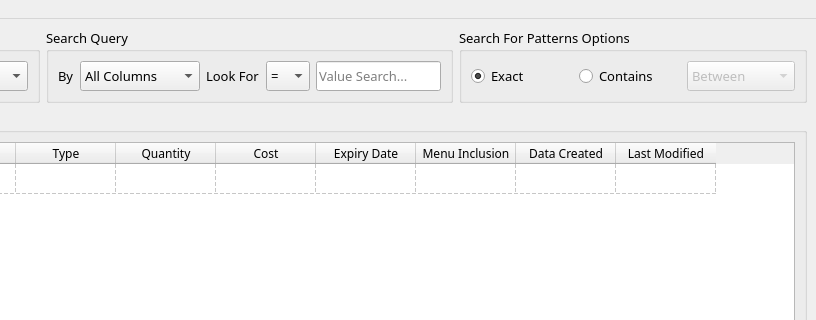
The window that Design Backend and FrontEnd/PyQt5 Prototype/Route88_InventorySystem.ui (CodexLink/Route88_HybridBusinessSystem) describes before a commit, drawn with Qt 5; both pictures show x 317 to 1133 and y 0 to 320 of the 1133 by 608 pixel window.
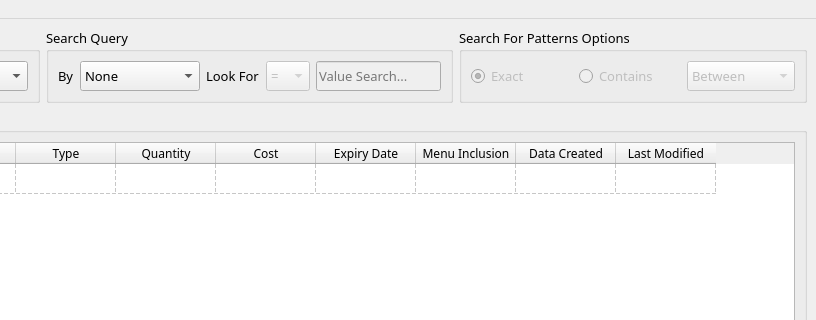
The same window after the commit. Icons and pictures are not drawn.

Commit message:
[Inventory Design Progression] Finish 90% Query, 0% Modifiers
Finished Filing Functions for Flexibility.

```diff
--- a/Design Backend and FrontEnd/PyQt5 Prototype/Route88_InventorySystem.ui
+++ b/Design Backend and FrontEnd/PyQt5 Prototype/Route88_InventorySystem.ui
@@ -136,8 +136,13 @@
               </font>
              </property>
              <property name="currentText">
-              <string>All Columns</string>
+              <string>None</string>
              </property>
+             <item>
+              <property name="text">
+               <string>None</string>
+              </property>
+             </item>
              <item>
               <property name="text">
                <string>All Columns</string>
@@ -222,6 +227,9 @@
            </item>
            <item>
             <widget class="QComboBox" name="Query_Operator">
+             <property name="enabled">
+              <bool>false</bool>
+             </property>
              <property name="sizePolicy">
               <sizepolicy hsizetype="Preferred" vsizetype="Ignored">
                <horstretch>0</horstretch>
@@ -262,6 +270,9 @@
            </item>
            <item>
             <widget class="QLineEdit" name="Query_ValueToSearch">
+             <property name="enabled">
+              <bool>false</bool>
+             </property>
              <property name="sizePolicy">
               <sizepolicy hsizetype="Preferred" vsizetype="Ignored">
                <horstretch>0</horstretch>
@@ -301,6 +312,9 @@
         <layout class="QHBoxLayout" name="horizontalLayout_5">
          <item>
           <widget class="QRadioButton" name="SearchPattern_ExactOpt">
+           <property name="enabled">
+            <bool>false</bool>
+           </property>
            <property name="minimumSize">
             <size>
              <width>0</width>
@@ -326,6 +340,9 @@
          </item>
          <item>
           <widget class="QRadioButton" name="SearchPattern_ContainOpt">
+           <property name="enabled">
+            <bool>false</bool>
+           </property>
            <property name="minimumSize">
             <size>
              <width>0</width>
```
The commit also changes 2 other files.
